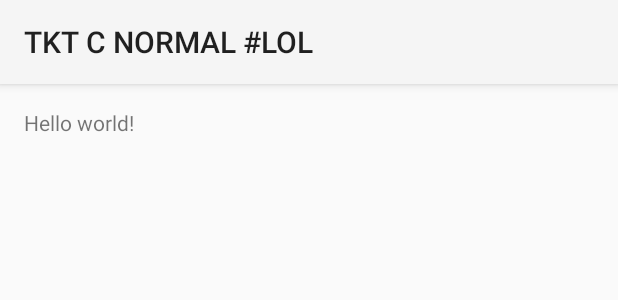
After one commit to Plinz/HDPP, an Android app: the layout activity_details.xml on its own in the app's theme, with its tools: preview values and no code run, on a phone screen of 412 x 824 dp. The commit adds this screen. Shown: the top 300 px of the screen. Run offline under Robolectric (Android 15) with nearby library versions, the phone set to English and light mode, and no system bars.

Commit message:
voila les details

```diff
--- a/Android/HackingDays/app/src/main/java/lespetitspedestres/hackingdays/Register.java
+++ b/Android/HackingDays/app/src/main/java/lespetitspedestres/hackingdays/Register.java
@@ -85,10 +85,10 @@
 			TextView pass = null;
 			pass = (TextView) findViewById(R.id.pass);
 			str += pass.getText() + "";
-
-			new ObjectInputStream(socket.getInputStream());
 			PrintWriter out = new PrintWriter(new BufferedWriter(
 					new OutputStreamWriter(socket.getOutputStream())), true);
+			new ObjectInputStream(socket.getInputStream());
+
 			out.println(str);
 		} catch (UnknownHostException e) {
 			e.printStackTrace();
--- /dev/null
+++ b/Android/HackingDays/app/src/main/res/layout/activity_details.xml
@@ -0,0 +1,12 @@
+<RelativeLayout xmlns:android="http://schemas.android.com/apk/res/android"
+    xmlns:tools="http://schemas.android.com/tools" android:layout_width="match_parent"
+    android:layout_height="match_parent" android:paddingLeft="@dimen/activity_horizontal_margin"
+    android:paddingRight="@dimen/activity_horizontal_margin"
+    android:paddingTop="@dimen/activity_vertical_margin"
+    android:paddingBottom="@dimen/activity_vertical_margin"
+    tools:context="lespetitspedestres.hackingdays.Details">
+
+    <TextView android:text="@string/hello_world" android:layout_width="wrap_content"
+        android:layout_height="wrap_content" />
+
+</RelativeLayout>
--- a/Android/HackingDays/app/src/main/res/values/strings.xml
+++ b/Android/HackingDays/app/src/main/res/values/strings.xml
@@ -16,4 +16,5 @@
 
     <string name="action_example">Example action</string>
     <string name="imagebob">jpg</string>
+    <string name="title_activity_details">Details</string>
 </resources>
```
Also changed, not shown: Android/HackingDays/app/src/main/AndroidManifest.xml (+7 -2 lines), Android/HackingDays/app/src/main/java/lespetitspedestres/hackingdays/Details.java (added, +37 -0 lines), Android/HackingDays/app/src/main/res/menu/menu_details.xml (added, +7 -0 lines), Android/HackingDays/app/src/main/java/lespetitspedestres/hackingdays/Index.java (line endings or trailing spaces).
